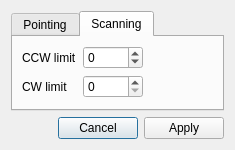
Old version of the form src/hcrgui/HcrGuiAntennaModeDialog.ui in the repository NCAR/HCR_instrument.
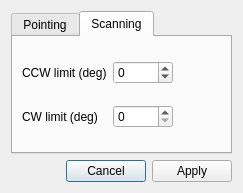
New version of the form. The open tabs and pages were chosen to show the change.

Commit message: Add functions to HcrGuiAntennaModeDialog.

Diff of the .ui file:
```diff
--- a/src/hcrgui/HcrGuiAntennaModeDialog.ui
+++ b/src/hcrgui/HcrGuiAntennaModeDialog.ui
@@ -6,8 +6,8 @@
    <rect>
     <x>0</x>
     <y>0</y>
-    <width>235</width>
-    <height>144</height>
+    <width>243</width>
+    <height>193</height>
    </rect>
   </property>
   <property name="windowTitle">
@@ -86,14 +86,14 @@
        <item row="0" column="0">
         <widget class="QLabel" name="ccwLimitLabel">
          <property name="text">
-          <string>CCW limit</string>
+          <string>CCW limit (deg)</string>
          </property>
         </widget>
        </item>
        <item row="1" column="0">
         <widget class="QLabel" name="cwLimitLabel">
          <property name="text">
-          <string>CW limit</string>
+          <string>CW limit (deg)</string>
          </property>
         </widget>
        </item>
```
Left out of the diff: 2 changed lines with no effect on the pictures. The commit also changes 2 other files.
